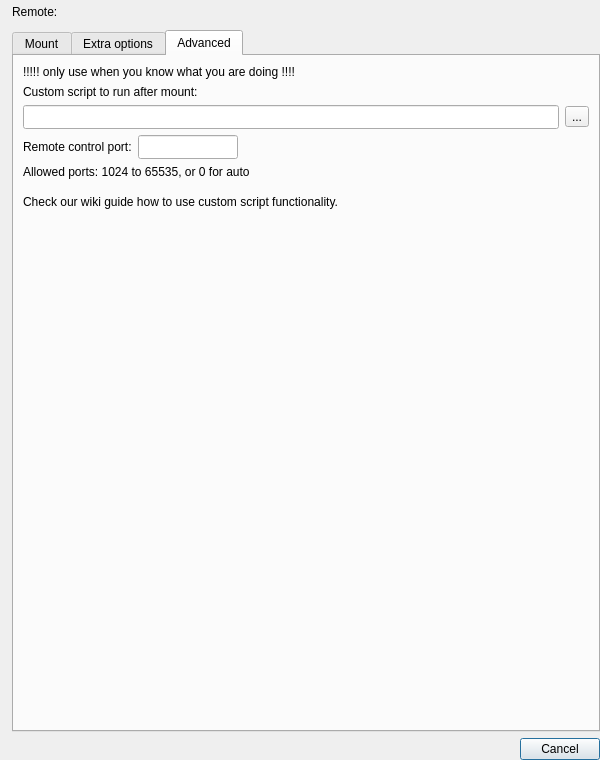
Qt form src/mount_dialog.ui (holazt/RcloneBrowser) before a commit.
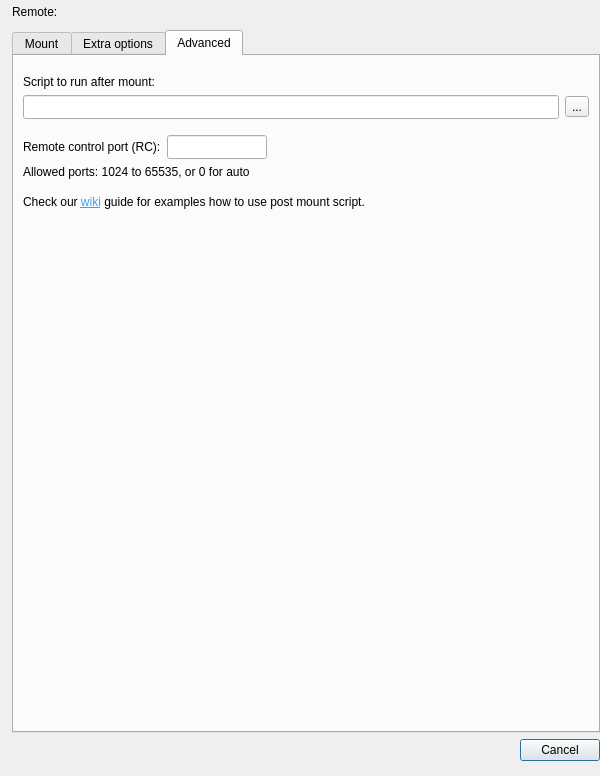
The same form after that commit. The open tabs and pages were chosen to show the change.

Commit message: refined mount dialog

```diff
--- a/src/mount_dialog.ui
+++ b/src/mount_dialog.ui
@@ -7,7 +7,7 @@
     <x>0</x>
     <y>0</y>
     <width>600</width>
-    <height>760</height>
+    <height>776</height>
    </rect>
   </property>
   <property name="minimumSize">
@@ -651,16 +651,25 @@
       </attribute>
       <layout class="QVBoxLayout" name="verticalLayout_9">
        <item>
-        <widget class="QLabel" name="label_13">
-         <property name="text">
-          <string>!!!!! only use when you know what you are doing !!!!</string>
+        <spacer name="verticalSpacer_9">
+         <property name="orientation">
+          <enum>Qt::Vertical</enum>
          </property>
-        </widget>
+         <property name="sizeType">
+          <enum>QSizePolicy::Fixed</enum>
+         </property>
+         <property name="sizeHint" stdset="0">
+          <size>
+           <width>20</width>
+           <height>10</height>
+          </size>
+         </property>
+        </spacer>
        </item>
        <item>
         <widget class="QLabel" name="label_3">
          <property name="text">
-          <string>Custom script to run after mount:</string>
+          <string>Script to run after mount:</string>
          </property>
         </widget>
        </item>
@@ -691,12 +700,28 @@
          </item>
         </layout>
        </item>
+       <item>
+        <spacer name="verticalSpacer_8">
+         <property name="orientation">
+          <enum>Qt::Vertical</enum>
+         </property>
+         <property name="sizeType">
+          <enum>QSizePolicy::Fixed</enum>
+         </property>
+         <property name="sizeHint" stdset="0">
+          <size>
+           <width>20</width>
+           <height>10</height>
+          </size>
+         </property>
+        </spacer>
+       </item>
        <item>
         <layout class="QHBoxLayout" name="horizontalLayout_5">
          <item>
           <widget class="QLabel" name="label_4">
            <property name="text">
-            <string>Remote control port:</string>
+            <string>Remote control port (RC):</string>
            </property>
           </widget>
          </item>
@@ -763,7 +788,10 @@
        <item>
         <widget class="QLabel" name="label_12">
          <property name="text">
-          <string>Check our wiki guide how to use custom script functionality.</string>
+          <string>&lt;html&gt;&lt;head/&gt;&lt;body&gt;&lt;p&gt;Check our &lt;a href=&quot;https://github.com/kapitainsky/RcloneBrowser/wiki/Post-mount-script&quot;&gt;&lt;span style=&quot; text-decoration: underline; color:#419cff;&quot;&gt;wiki&lt;/span&gt;&lt;/a&gt; guide for examples how to use post mount script.&lt;/p&gt;&lt;/body&gt;&lt;/html&gt;</string>
+         </property>
+         <property name="openExternalLinks">
+          <bool>true</bool>
          </property>
         </widget>
        </item>
@@ -791,6 +819,22 @@
      </property>
     </widget>
    </item>
+   <item>
+    <spacer name="verticalSpacer_10">
+     <property name="orientation">
+      <enum>Qt::Vertical</enum>
+     </property>
+     <property name="sizeType">
+      <enum>QSizePolicy::Fixed</enum>
+     </property>
+     <property name="sizeHint" stdset="0">
+      <size>
+       <width>20</width>
+       <height>15</height>
+      </size>
+     </property>
+    </spacer>
+   </item>
   </layout>
  </widget>
  <resources/>
```
The commit also changes 1 other file.
